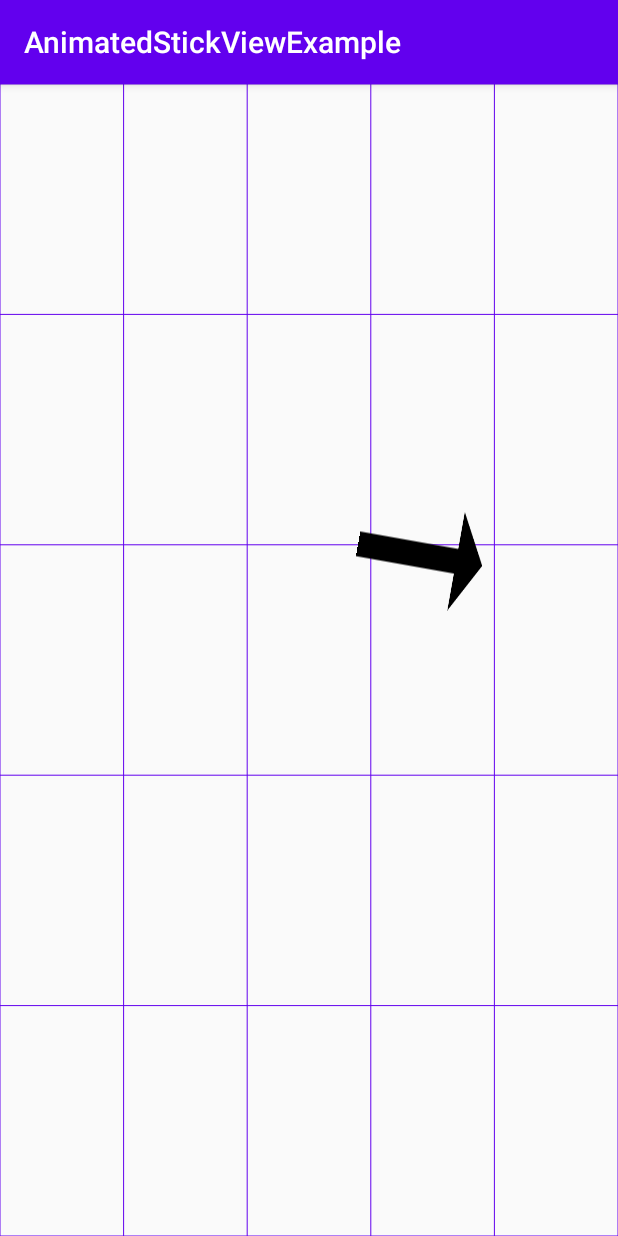
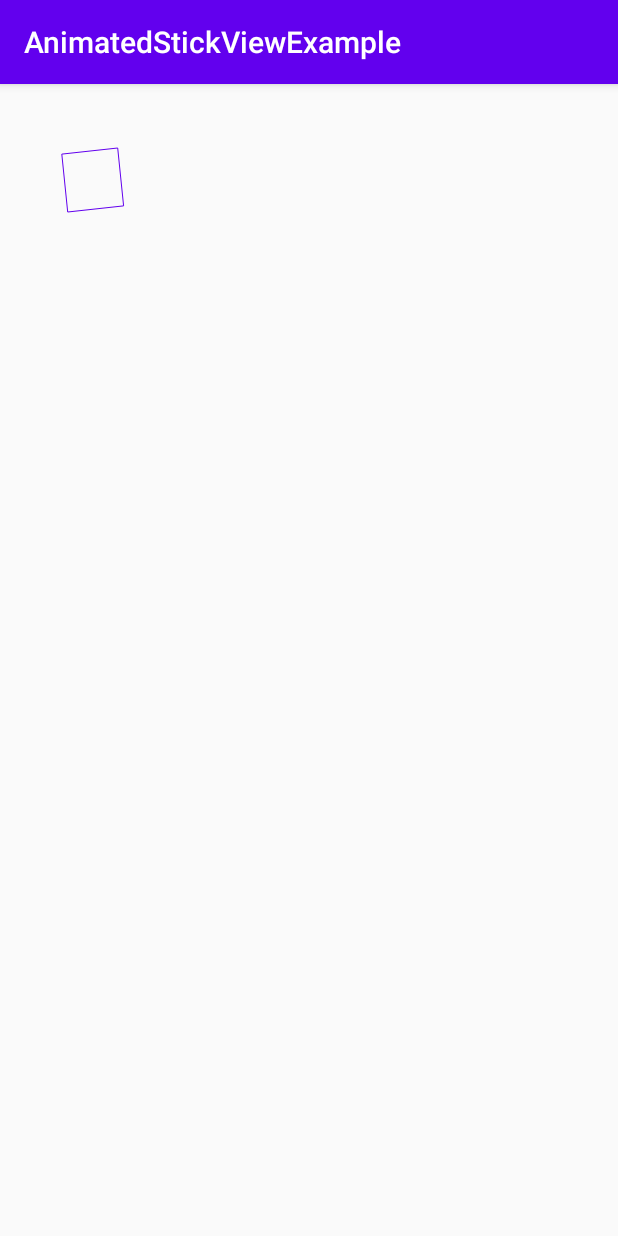
Before and after one commit to geckogecko/android-animated-stick-view, an Android app: the screen it shows after launch (MainActivity), on a phone screen of 412 x 824 dp. Run offline under Robolectric (Android 15) with nearby library versions, the phone set to English and light mode, and no system bars.

Commit message:
improved settings

```diff
--- a/android-animated-stick-view/src/main/java/at/steinbacher/android_animated_stick_view/StickView.kt
+++ b/android-animated-stick-view/src/main/java/at/steinbacher/android_animated_stick_view/StickView.kt
@@ -12,6 +12,7 @@ import at.steinbacher.android_animated_stick_view.internal.GridDrawable
 import at.steinbacher.android_animated_stick_view.internal.SceneDrawable
 import at.steinbacher.android_animated_stick_view.internal.StickDrawable
 import at.steinbacher.android_animated_stick_view.internal.StickDrawableTypeEvaluator
+import kotlin.math.floor
 
 class StickView : View, ValueAnimator.AnimatorUpdateListener, Animator.AnimatorListener {
     constructor(context: Context) : this(context, null)
@@ -37,6 +38,8 @@ class StickView : View, ValueAnimator.AnimatorUpdateListener, Animator.AnimatorL
     private var startAnimation = false
     private var animationRepeatMode = false
     private var showGrid = false
+    private var dynamicHorizontalLinesCount = false
+    private var dynamicVerticalLinesCount = false
 
     override fun onDraw(canvas: Canvas?) {
         super.onDraw(canvas)
@@ -111,10 +114,22 @@ class StickView : View, ValueAnimator.AnimatorUpdateListener, Animator.AnimatorL
     fun setGrid(horizontalLinesCount: Int, verticalLinesCount: Int) {
         this.horizontalLinesCount = horizontalLinesCount
         this.verticalLinesCount = verticalLinesCount
+    }
 
-        initDone = false
-        startAnimation = false
-        invalidate()
+    /**
+     * Sets the grid line count in horizontal direction
+     * @param horizontalLinesCount Number of grid lines in horizontal direction
+     */
+    fun setHorizontalLinesCount(horizontalLinesCount: Int) {
+        this.horizontalLinesCount = horizontalLinesCount
+    }
+
+    /**
+     * Sets the grid line count in horizontal direction
+     * @param verticalLinesCount Number of grid lines in horizontal direction
+     */
+    fun setVerticalLinesCount(verticalLinesCount: Int) {
+        this.verticalLinesCount = verticalLinesCount
     }
 
     /**
@@ -145,14 +160,30 @@ class StickView : View, ValueAnimator.AnimatorUpdateListener, Animator.AnimatorL
      * Returns the currently set vertical grid lines count
      */
     fun getVerticalLinesCount(): Int {
-        return verticalLinesCount
+        return if(dynamicVerticalLinesCount) {
+            if(initDone) {
+                verticalLinesCount
+            } else {
+                -1
+            }
+        } else {
+            verticalLinesCount
+        }
     }
 
     /**
      * Returns the currently set horizontal grid lines count
      */
     fun getHorizontalLinesCount(): Int {
-        return horizontalLinesCount
+        return if(dynamicHorizontalLinesCount) {
+            if(initDone) {
+                horizontalLinesCount
+            } else {
+                -1
+            }
+        } else {
+            horizontalLinesCount
+        }
     }
 
     /**
@@ -172,6 +203,28 @@ class StickView : View, ValueAnimator.AnimatorUpdateListener, Animator.AnimatorL
         }
     }
 
+    /**
+     * Enable dynamic calculation of the horizontal lines count
+     * @param enabled True if the horizontal lines count should be calculated based on the cell width,
+     * False if not. Can't be enabled together with enableDynamicVerticalLinesCount()
+     */
+    fun enableDynamicHorizontalLinesCount(enabled: Boolean) {
+        if(!dynamicVerticalLinesCount) {
+            dynamicHorizontalLinesCount = enabled
+        }
+    }
+
+    /**
+     * Enable dynamic calculation of the vertical lines count
+     * @param enabled True if the vertical lines count should be calculated based on the cell height,
+     * False if not. Can't be enabled together with enableDynamicHorizontalLinesCount()
+     */
+    fun enableDynamicVerticalLinesCount(enabled: Boolean) {
+        if(!dynamicHorizontalLinesCount) {
+            dynamicVerticalLinesCount = enabled
+        }
+    }
+
     private fun applyAttributes(attrs: AttributeSet?) {
         if(attrs != null) {
             val typedArray = context.obtainStyledAttributes(attrs, R.styleable.StickView)
@@ -185,7 +238,7 @@ class StickView : View, ValueAnimator.AnimatorUpdateListener, Animator.AnimatorL
             }
 
             if(typedArray.hasValue(R.styleable.StickView_showGrid)) {
-                showGrid = typedArray.getBoolean(R.styleable.StickView_verticalLinesCount, false)
+                showGrid = typedArray.getBoolean(R.styleable.StickView_showGrid, false)
             }
 
             if(typedArray.hasValue(R.styleable.StickView_animationDuration)) {
@@ -195,10 +248,29 @@ class StickView : View, ValueAnimator.AnimatorUpdateListener, Animator.AnimatorL
             if(typedArray.hasValue(R.styleable.StickView_animationRepeat)) {
                 animationRepeatMode = typedArray.getBoolean(R.styleable.StickView_animationRepeat,false)
             }
+
+            if(typedArray.hasValue(R.styleable.StickView_dynamicVerticalLinesCount)) {
+                dynamicVerticalLinesCount = typedArray.getBoolean(R.styleable.StickView_dynamicVerticalLinesCount,false)
+            }
+
+            if(typedArray.hasValue(R.styleable.StickView_horizontalLinesCount) && !dynamicVerticalLinesCount) {
+                dynamicHorizontalLinesCount = typedArray.getBoolean(R.styleable.StickView_horizontalLinesCount,false)
+            }
         }
     }
 
     private fun init() {
+        //dynamic horizontal or vertical?
+        if(dynamicHorizontalLinesCount) {
+            val cellWidth = width / verticalLinesCount
+            horizontalLinesCount = floor((height / cellWidth).toDouble()).toInt()
+        }
+
+        if(dynamicVerticalLinesCount) {
+            val cellHeight = height / horizontalLinesCount
+            verticalLinesCount = floor((width / cellHeight).toDouble()).toInt()
+        }
+
         //show grid?
         if(showGrid) {
             gridDrawable = GridDrawable(
--- a/android-animated-stick-view/src/main/res/values/attrs.xml
+++ b/android-animated-stick-view/src/main/res/values/attrs.xml
@@ -6,5 +6,7 @@
         <attr name="showGrid" format="boolean" />
         <attr name="animationDuration" format="integer" />
         <attr name="animationRepeat" format="boolean" />
+        <attr name="dynamicHorizontalLinesCount" format="boolean" />
+        <attr name="dynamicVerticalLinesCount" format="boolean" />
     </declare-styleable>
 </resources>
--- a/app/src/main/java/at/steinbacher/animatedStickViewExample/MainActivity.kt
+++ b/app/src/main/java/at/steinbacher/animatedStickViewExample/MainActivity.kt
@@ -1,7 +1,6 @@
 package at.steinbacher.animatedStickViewExample
 
 import android.graphics.PointF
-import android.graphics.drawable.VectorDrawable
 import android.os.Bundle
 import androidx.appcompat.app.AppCompatActivity
 import at.steinbacher.android_animated_stick_view.Scene
@@ -14,20 +13,29 @@ class MainActivity : AppCompatActivity() {
         super.onCreate(savedInstanceState)
         setContentView(R.layout.activity_main)
 
+        //it.vectorDrawable = resources.getDrawable(R.drawable.ic_trending_flat_24px) as VectorDrawable?
 
         val scene = Scene().also {
-            it.sticks.add(Stick(PointF(1F,1F), PointF(2F,2F), "test").also { it ->
-                it.vectorDrawable = resources.getDrawable(R.drawable.ic_trending_flat_24px) as VectorDrawable?
-            })
+            it.sticks.add(Stick(PointF(0F,0F), PointF(1F,0F), "side_top"))
+            it.sticks.add(Stick(PointF(1F,0F), PointF(1F,1F), "side_right"))
+            it.sticks.add(Stick(PointF(1F,1F), PointF(0F,1F), "side_bottom"))
+            it.sticks.add(Stick(PointF(0F,1F), PointF(0F,0F), "side_left"))
         }
 
         val scene2 = Scene().also {
-            it.sticks.add(Stick(PointF(2F,2F), PointF(3F,3F), "test"))
+            it.sticks.add(Stick(PointF(1F,1F), PointF(2F,1F), "side_top"))
+            it.sticks.add(Stick(PointF(2F,1F), PointF(2F,2F), "side_right"))
+            it.sticks.add(Stick(PointF(2F,2F), PointF(1F,2F), "side_bottom"))
+            it.sticks.add(Stick(PointF(1F,2F), PointF(1F,1F), "side_left"))
         }
 
         val scene3 = Scene().also {
-            it.sticks.add(Stick(PointF(3F,2F), PointF(4F,2F), "test"))
+            it.sticks.add(Stick(PointF(2F,1F), PointF(2F,2F), "side_top"))
+            it.sticks.add(Stick(PointF(2F,2F), PointF(1F,2F), "side_right"))
+            it.sticks.add(Stick(PointF(1F,2F), PointF(1F,1F), "side_bottom"))
+            it.sticks.add(Stick(PointF(1F,1F), PointF(2F,1F), "side_left"))
         }
+
 
         val scenes = ArrayList<Scene>().also {
             it.add(scene)
@@ -36,6 +44,8 @@ class MainActivity : AppCompatActivity() {
         }
 
         findViewById<StickView>(R.id.stick_view).let {
+            it.setGrid(10, 10)
+            it.enableDynamicHorizontalLinesCount(true)
             it.setScenes(scenes)
             it.startAnimation()
         }
--- a/app/src/main/res/layout/activity_main.xml
+++ b/app/src/main/res/layout/activity_main.xml
@@ -12,7 +12,7 @@
         android:layout_height="match_parent"
         app:verticalLinesCount="5"
         app:horizontalLinesCount="5"
-        app:showGrid="true"
+        app:showGrid="false"
         app:animationRepeat="true"/>
 
 </androidx.constraintlayout.widget.ConstraintLayout>
```
